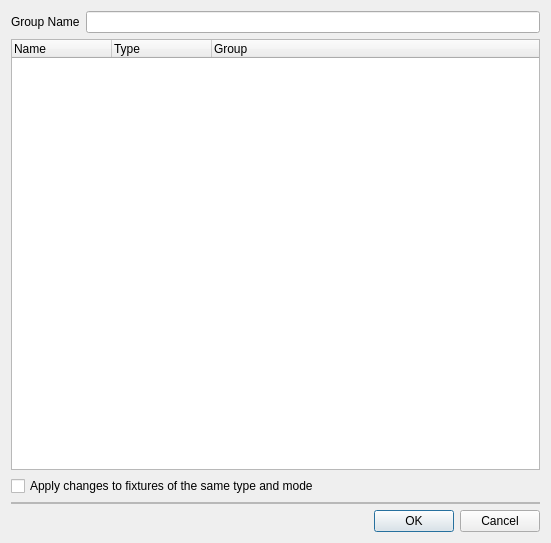
Old version of the form ui/src/addchannelsgroup.ui in the repository mcallegari/qlcplus.
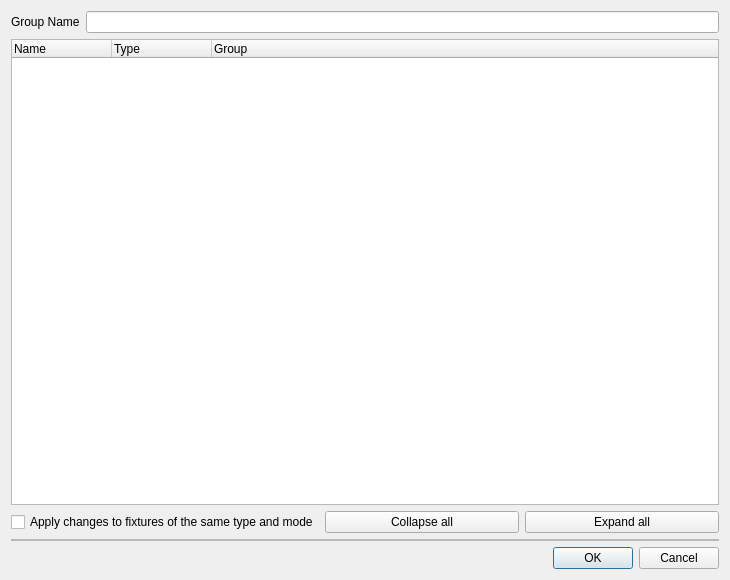
New version of the form.

Commit message: UI/Channel Groups: added expand/collapse all button helpers

The edit to the form file:
```diff
--- a/ui/src/addchannelsgroup.ui
+++ b/ui/src/addchannelsgroup.ui
@@ -25,8 +25,8 @@
    <rect>
     <x>0</x>
     <y>0</y>
-    <width>551</width>
-    <height>543</height>
+    <width>730</width>
+    <height>580</height>
    </rect>
   </property>
   <property name="windowTitle">
@@ -80,11 +80,29 @@
     </widget>
    </item>
    <item>
+    <layout class="QHBoxLayout" name="horizontalLayout">
+     <item>
     <widget class="QCheckBox" name="m_applyAllCheck">
      <property name="text">
       <string>Apply changes to fixtures of the same type and mode</string>
      </property>
     </widget>
+     </item>
+     <item>
+      <widget class="QPushButton" name="m_collapseButton">
+       <property name="text">
+        <string>Collapse all</string>
+       </property>
+      </widget>
+     </item>
+     <item>
+      <widget class="QPushButton" name="m_expandButton">
+       <property name="text">
+        <string>Expand all</string>
+       </property>
+      </widget>
+     </item>
+    </layout>
    </item>
    <item>
     <widget class="QFrame" name="frame">
```
Left out of the diff: 4 changed lines with no effect on the pictures. Lines whose indentation alone changed are shown as unchanged. The commit also changes 2 other files.
